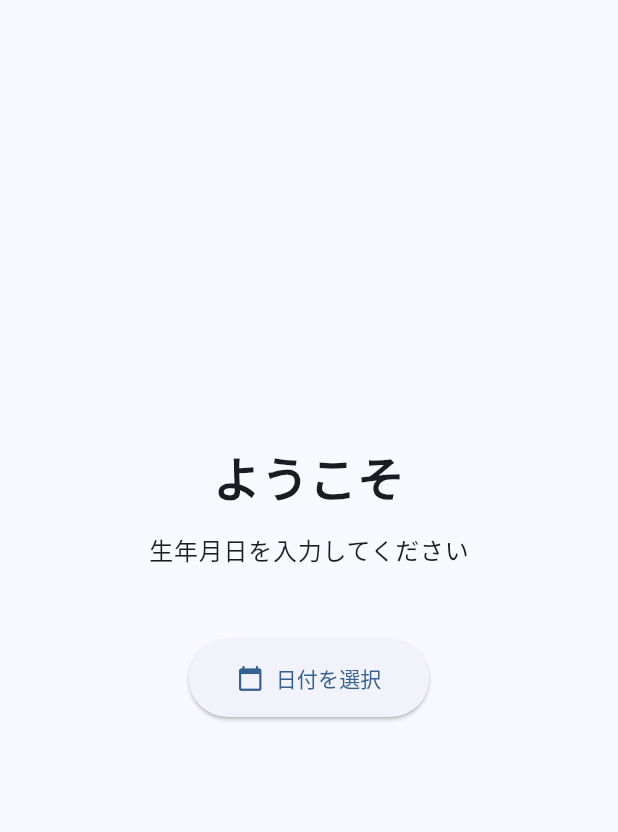
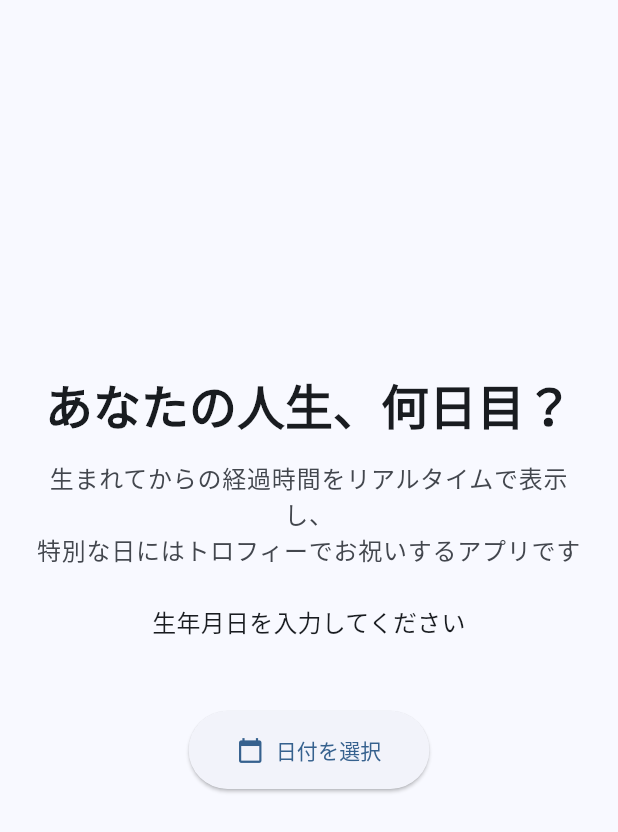
Before and after one commit to kami8ma8810/aliby-app, a Flutter app: the screen it shows after launch, on a phone screen of 412 x 824 dp. Shown: the top 832 px of the screen. Run offline on Flutter 3.47's test engine with Material 3 defaults, Android fonts, the phone set to English and light mode, and no system bars; our stand-ins replace shared_preferences; accounts and stored records are empty.

Commit message:
feat: アプリの目的を明確化するキャッチコピーを追加
- オンボーディング画面のタイトルを「あなたの人生、何日目？」に変更
- 詳細な説明文を追加してアプリの価値を明確化
- ブラウザタイトルとメタ情報を更新
- PWA manifest.jsonも更新
- READMEのタイトルとURLを更新

🤖 Generated with [Claude Code](https://claude.ai/code)

Co-Authored-By: Claude <noreply@anthropic.com>

```diff
--- a/lib/screens/onboarding_screen.dart
+++ b/lib/screens/onboarding_screen.dart
@@ -183,18 +183,32 @@ class _OnboardingScreenState extends State<OnboardingScreen> {
                   Semantics(
                     header: true,
                     child: Text(
-                      'ようこそ',
+                      'あなたの人生、何日目？',
                       style: Theme.of(context).textTheme.headlineLarge?.copyWith(
                         fontWeight: FontWeight.bold,
                       ),
+                      textAlign: TextAlign.center,
                     ),
                   ),
                   const SizedBox(height: 16),
 
                   // 説明文
                   Text(
+                    '生まれてからの経過時間をリアルタイムで表示し、\n特別な日にはトロフィーでお祝いするアプリです',
+                    style: Theme.of(context).textTheme.bodyLarge?.copyWith(
+                      color: Theme.of(context).colorScheme.onSurfaceVariant,
+                    ),
+                    textAlign: TextAlign.center,
+                  ),
+                  const SizedBox(height: 24),
+
+                  // 生年月日入力の案内
+                  Text(
                     '生年月日を入力してください',
-                    style: Theme.of(context).textTheme.bodyLarge,
+                    style: Theme.of(context).textTheme.titleMedium?.copyWith(
+                      fontWeight: FontWeight.w500,
+                    ),
+                    textAlign: TextAlign.center,
                   ),
                   const SizedBox(height: 48),
 
```
Also changed, not shown: 3 other files.
